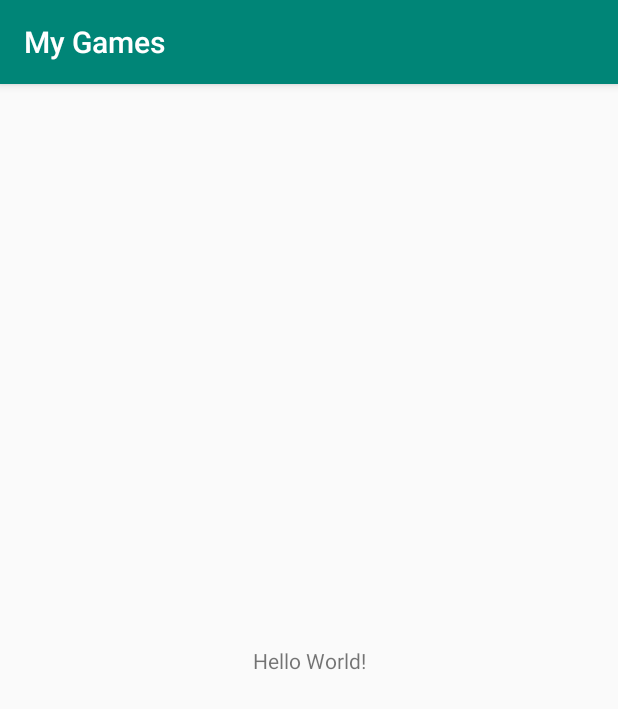
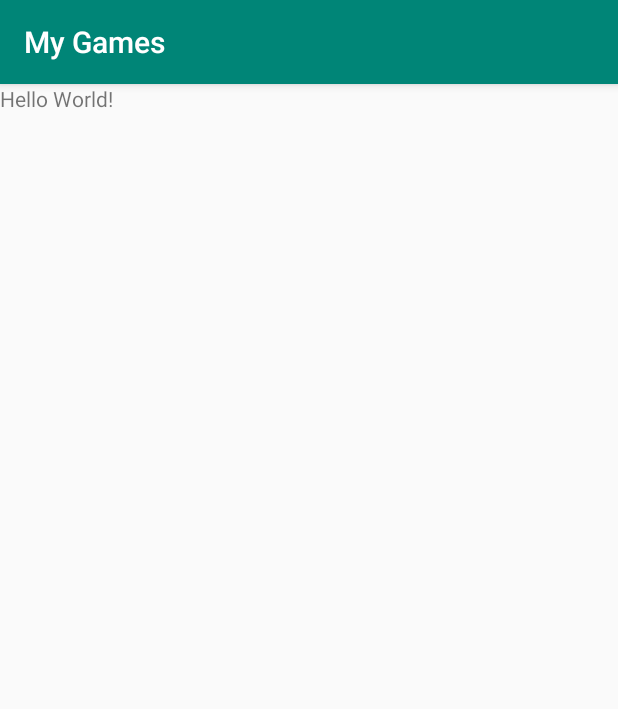
Before and after one commit to dutdavid/MyGames, an Android app: the screen it shows after launch (MainActivity), on a phone screen of 412 x 824 dp. Shown: the top 709 px of the screen. Run offline under Robolectric (Android 15) with nearby library versions, the phone set to English and light mode, and no system bars.

Commit message:
relative layout

```diff
--- a/app/src/main/res/layout/activity_main.xml
+++ b/app/src/main/res/layout/activity_main.xml
@@ -1,18 +1,9 @@
 <?xml version="1.0" encoding="utf-8"?>
-<android.support.constraint.ConstraintLayout xmlns:android="http://schemas.android.com/apk/res/android"
-    xmlns:app="http://schemas.android.com/apk/res-auto"
-    xmlns:tools="http://schemas.android.com/tools"
-    android:layout_width="match_parent"
-    android:layout_height="match_parent"
-    tools:context=".MainActivity">
+<RelativeLayout xmlns:android="http://schemas.android.com/apk/res/android"
+    android:layout_width="match_parent" android:layout_height="match_parent">
 
     <TextView
         android:layout_width="wrap_content"
         android:layout_height="wrap_content"
-        android:text="Hello World!"
-        app:layout_constraintBottom_toBottomOf="parent"
-        app:layout_constraintLeft_toLeftOf="parent"
-        app:layout_constraintRight_toRightOf="parent"
-        app:layout_constraintTop_toTopOf="parent" />
-
-</android.support.constraint.ConstraintLayout>
+        android:text="Hello World!" />
+</RelativeLayout>
```
